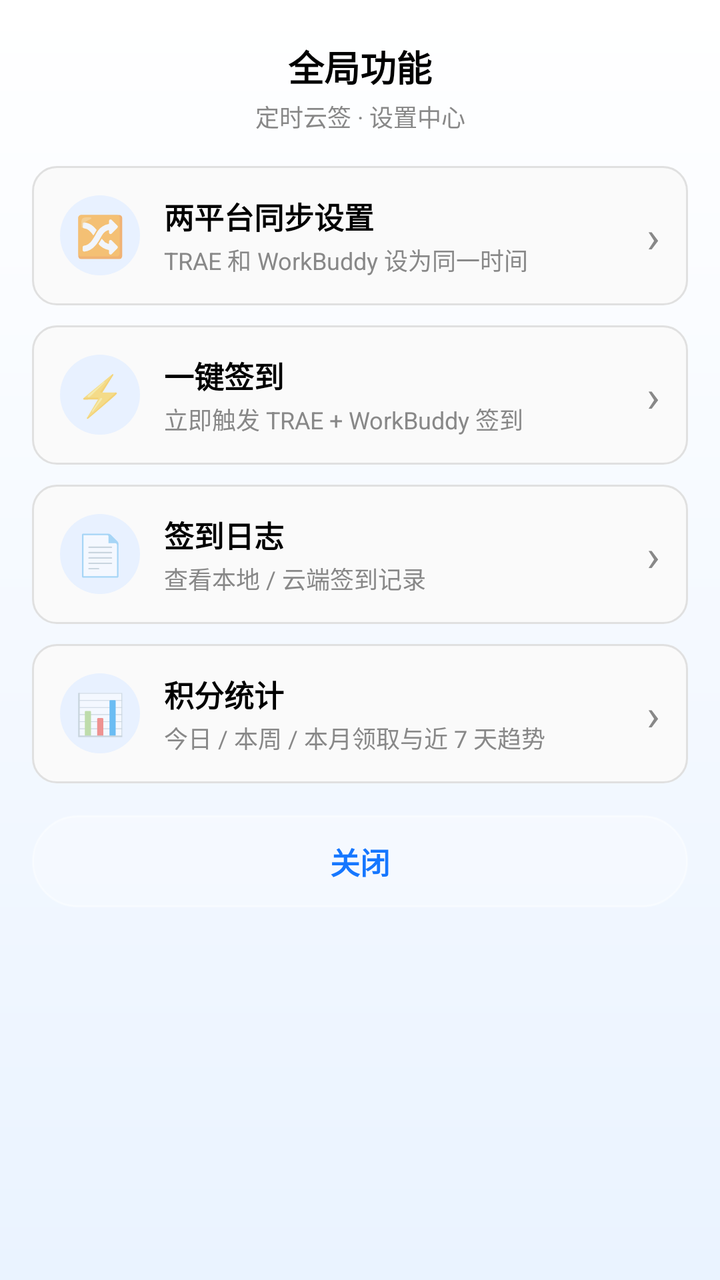
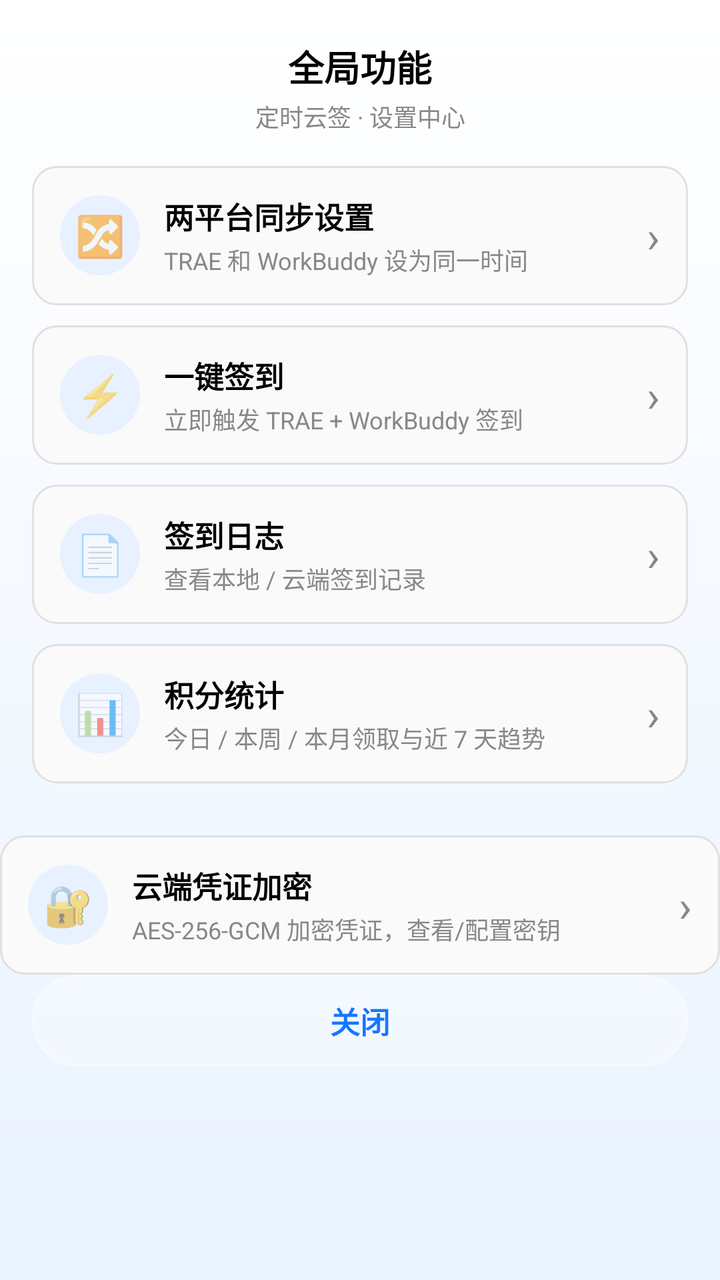

Two renders of the same Android screen: before a commit and after it. Below are the layout's source before the change and the commit's diff.
<!-- AndroidManifest.xml: application theme Theme.SignApp -->
<!-- res/layout/dialog_settings.xml -->
<?xml version="1.0" encoding="utf-8"?>
<LinearLayout xmlns:android="http://schemas.android.com/apk/res/android"
    android:layout_width="match_parent"
    android:layout_height="wrap_content"
    android:orientation="vertical"
    android:background="@drawable/bg_dialog_light"
    android:paddingTop="20dp"
    android:paddingBottom="8dp">

    
    <TextView
        android:layout_width="match_parent"
        android:layout_height="wrap_content"
        android:gravity="center"
        android:text="全局功能"
        android:textColor="@color/black"
        android:textSize="18sp"
        android:textStyle="bold" />

    <TextView
        android:layout_width="match_parent"
        android:layout_height="wrap_content"
        android:layout_marginTop="3dp"
        android:gravity="center"
        android:text="定时云签 · 设置中心"
        android:textColor="@color/gray"
        android:textSize="12sp" />

    
    <LinearLayout
        android:layout_width="match_parent"
        android:layout_height="wrap_content"
        android:orientation="vertical"
        android:padding="16dp">

        
        <LinearLayout
            android:id="@+id/btnSyncSchedule"
            android:layout_width="match_parent"
            android:layout_height="wrap_content"
            android:orientation="horizontal"
            android:gravity="center_vertical"
            android:background="@drawable/bg_card"
            android:padding="14dp"
            android:layout_marginBottom="10dp">

            <TextView
                android:layout_width="40dp"
                android:layout_height="40dp"
                android:background="@drawable/bg_icon_circle"
                android:gravity="center"
                android:text="🔀"
                android:textSize="20sp" />

            <LinearLayout
                android:layout_width="0dp"
                android:layout_height="wrap_content"
                android:layout_weight="1"
                android:orientation="vertical"
                android:layout_marginStart="12dp">

                <TextView
                    android:layout_width="wrap_content"
                    android:layout_height="wrap_content"
                    android:text="两平台同步设置"
                    android:textColor="@color/black"
                    android:textSize="15sp"
                    android:textStyle="bold" />

                <TextView
                    android:layout_width="wrap_content"
                    android:layout_height="wrap_content"
                    android:layout_marginTop="2dp"
                    android:text="TRAE 和 WorkBuddy 设为同一时间"
                    android:textColor="@color/gray"
                    android:textSize="12sp" />
            </LinearLayout>

            <TextView
                android:layout_width="wrap_content"
                android:layout_height="wrap_content"
                android:text="›"
                android:textColor="@color/gray"
                android:textSize="22sp" />
        </LinearLayout>

        
        <LinearLayout
            android:id="@+id/btnQuickCheckin"
            android:layout_width="match_parent"
            android:layout_height="wrap_content"
            android:orientation="horizontal"
            android:gravity="center_vertical"
            android:background="@drawable/bg_card"
            android:padding="14dp"
            android:layout_marginBottom="10dp">

            <TextView
                android:layout_width="40dp"
                android:layout_height="40dp"
                android:background="@drawable/bg_icon_circle"
                android:gravity="center"
                android:text="⚡"
                android:textSize="20sp" />

            <LinearLayout
                android:layout_width="0dp"
                android:layout_height="wrap_content"
                android:layout_weight="1"
                android:orientation="vertical"
                android:layout_marginStart="12dp">

                <TextView
                    android:layout_width="wrap_content"
                    android:layout_height="wrap_content"
                    android:text="一键签到"
                    android:textColor="@color/black"
                    android:textSize="15sp"
                    android:textStyle="bold" />

                <TextView
                    android:layout_width="wrap_content"
                    android:layout_height="wrap_content"
                    android:layout_marginTop="2dp"
                    android:text="立即触发 TRAE + WorkBuddy 签到"
                    android:textColor="@color/gray"
                    android:textSize="12sp" />
            </LinearLayout>

            <TextView
                android:layout_width="wrap_content"
                android:layout_height="wrap_content"
                android:text="›"
                android:textColor="@color/gray"
                android:textSize="22sp" />
        </LinearLayout>

        
        <LinearLayout
            android:id="@+id/btnLogsEntry"
            android:layout_width="match_parent"
            android:layout_height="wrap_content"
            android:orientation="horizontal"
            android:gravity="center_vertical"
            android:background="@drawable/bg_card"
            android:padding="14dp">

            <TextView
                android:layout_width="40dp"
                android:layout_height="40dp"
                android:background="@drawable/bg_icon_circle"
                android:gravity="center"
                android:text="📄"
                android:textSize="20sp" />

            <LinearLayout
                android:layout_width="0dp"
                android:layout_height="wrap_content"
                android:layout_weight="1"
                android:orientation="vertical"
                android:layout_marginStart="12dp">

                <TextView
                    android:layout_width="wrap_content"
                    android:layout_height="wrap_content"
                    android:text="签到日志"
                    android:textColor="@color/black"
                    android:textSize="15sp"
                    android:textStyle="bold" />

                <TextView
                    android:layout_width="wrap_content"
                    android:layout_height="wrap_content"
                    android:layout_marginTop="2dp"
                    android:text="查看本地 / 云端签到记录"
                    android:textColor="@color/gray"
                    android:textSize="12sp" />
            </LinearLayout>

            <TextView
                android:layout_width="wrap_content"
                android:layout_height="wrap_content"
                android:text="›"
                android:textColor="@color/gray"
                android:textSize="22sp" />
        </LinearLayout>

        
        <LinearLayout
            android:id="@+id/btnStatsEntry"
            android:layout_width="match_parent"
            android:layout_height="wrap_content"
            android:orientation="horizontal"
            android:gravity="center_vertical"
            android:background="@drawable/bg_card"
            android:padding="14dp"
            android:layout_marginTop="10dp">

            <TextView
                android:layout_width="40dp"
                android:layout_height="40dp"
                android:background="@drawable/bg_icon_circle"
                android:gravity="center"
                android:text="📊"
                android:textSize="20sp" />

            <LinearLayout
                android:layout_width="0dp"
                android:layout_height="wrap_content"
                android:layout_weight="1"
                android:orientation="vertical"
                android:layout_marginStart="12dp">

                <TextView
                    android:layout_width="wrap_content"
                    android:layout_height="wrap_content"
                    android:text="积分统计"
                    android:textColor="@color/black"
                    android:textSize="15sp"
                    android:textStyle="bold" />

                <TextView
                    android:layout_width="wrap_content"
                    android:layout_height="wrap_content"
                    android:layout_marginTop="2dp"
                    android:text="今日 / 本周 / 本月领取与近 7 天趋势"
                    android:textColor="@color/gray"
                    android:textSize="12sp" />
            </LinearLayout>

            <TextView
                android:layout_width="wrap_content"
                android:layout_height="wrap_content"
                android:text="›"
                android:textColor="@color/gray"
                android:textSize="22sp" />
        </LinearLayout>

    </LinearLayout>

    
    <TextView
        android:id="@+id/btnCloseSettings"
        android:layout_width="match_parent"
        android:layout_height="wrap_content"
        android:layout_marginLeft="16dp"
        android:layout_marginRight="16dp"
        android:layout_marginBottom="12dp"
        android:background="@drawable/bg_badge"
        android:gravity="center"
        android:padding="12dp"
        android:text="关闭"
        android:textColor="@color/primary"
        android:textSize="15sp"
        android:textStyle="bold" />
</LinearLayout>
<!-- resources referenced by this layout -->
<resources>
  <color name="black">#000000</color>
  <color name="gray">#888888</color>
  <color name="primary">#1677FF</color>
  <!-- drawable bg_badge (drawable) -->
  <?xml version="1.0" encoding="utf-8"?>
  <shape xmlns:android="http://schemas.android.com/apk/res/android">
      <solid android:color="#40FFFFFF" />
      <corners android:radius="999dp" />
      <stroke android:width="1dp" android:color="#66FFFFFF" />
  </shape>
  <!-- drawable bg_card (drawable) -->
  <?xml version="1.0" encoding="utf-8"?>
  <shape xmlns:android="http://schemas.android.com/apk/res/android">
      <solid android:color="@color/card_bg" />
      <corners android:radius="12dp" />
      <stroke android:width="1dp" android:color="@color/divider" />
  </shape>
  <!-- drawable bg_dialog_light (drawable) -->
  <?xml version="1.0" encoding="utf-8"?>
  <shape xmlns:android="http://schemas.android.com/apk/res/android"
      android:shape="rectangle">
      <gradient
          android:angle="270"
          android:startColor="#FFFFFF"
          android:endColor="#EAF3FF" />
  </shape>
  <!-- drawable bg_icon_circle (drawable) -->
  <?xml version="1.0" encoding="utf-8"?>
  <shape xmlns:android="http://schemas.android.com/apk/res/android"
      android:shape="oval">
      <solid android:color="#E8F1FF" />
  </shape>
  <style name="Theme.SignApp" parent="Theme.MaterialComponents.DayNight.NoActionBar">
          <item name="colorPrimary">@color/primary</item>
          <item name="colorPrimaryVariant">@color/primary_dark</item>
          <item name="colorOnPrimary">@color/white</item>
          <item name="android:statusBarColor">@color/gradient_start</item>
          <item name="android:windowBackground">@color/white</item>
      </style>
  <color name="card_bg">#FAFAFA</color>
  <color name="divider">#E0E0E0</color>
  <color name="primary_dark">#0E5FCC</color>
  <color name="white">#FFFFFF</color>
  <color name="gradient_start">#3B8BFF</color>
</resources>

<!-- the commit's change to res/layout/dialog_settings.xml (unified diff, before → after) -->
@@ -237,6 +237,58 @@
         </LinearLayout>
 
     </LinearLayout>
+
+        
+        <LinearLayout
+            android:id="@+id/btnCryptoEntry"
+            android:layout_width="match_parent"
+            android:layout_height="wrap_content"
+            android:orientation="horizontal"
+            android:gravity="center_vertical"
+            android:background="@drawable/bg_card"
+            android:padding="14dp"
+            android:layout_marginTop="10dp">
+
+            <TextView
+                android:layout_width="40dp"
+                android:layout_height="40dp"
+                android:background="@drawable/bg_icon_circle"
+                android:gravity="center"
+                android:text="🔐"
+                android:textSize="20sp" />
+
+            <LinearLayout
+                android:layout_width="0dp"
+                android:layout_height="wrap_content"
+                android:layout_weight="1"
+                android:orientation="vertical"
+                android:layout_marginStart="12dp">
+
+                <TextView
+                    android:layout_width="wrap_content"
+                    android:layout_height="wrap_content"
+                    android:text="云端凭证加密"
+                    android:textColor="@color/black"
+                    android:textSize="15sp"
+                    android:textStyle="bold" />
+
+                <TextView
+                    android:layout_width="wrap_content"
+                    android:layout_height="wrap_content"
+                    android:layout_marginTop="2dp"
+                    android:text="AES-256-GCM 加密凭证，查看/配置密钥"
+                    android:textColor="@color/gray"
+                    android:textSize="12sp" />
+            </LinearLayout>
+
+            <TextView
+                android:layout_width="wrap_content"
+                android:layout_height="wrap_content"
+                android:text="›"
+                android:textColor="@color/gray"
+                android:textSize="22sp" />
+        </LinearLayout>
+
 
     
     <TextView
